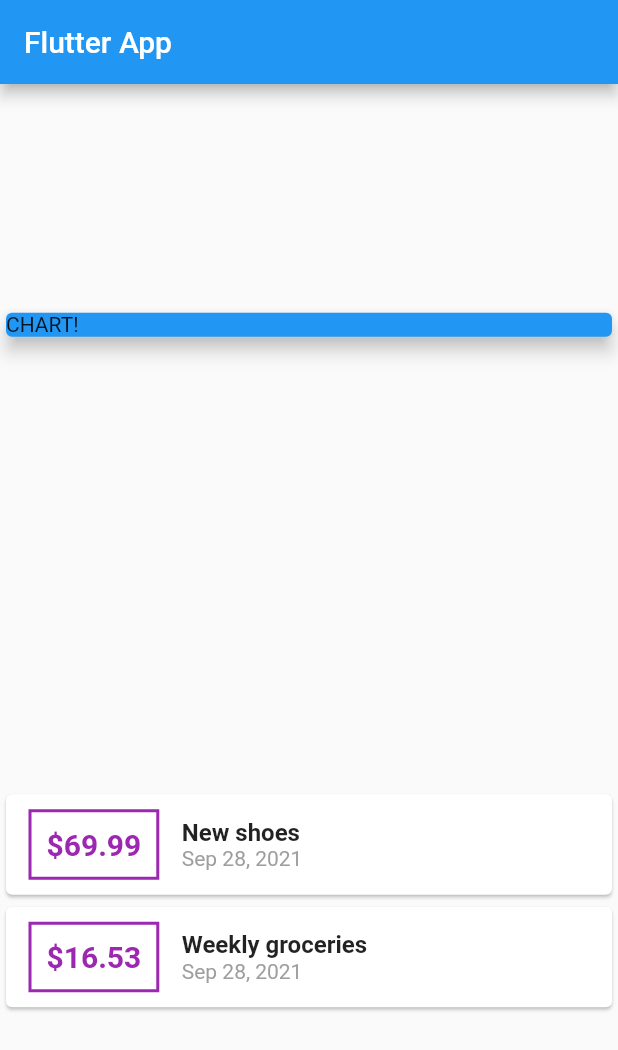
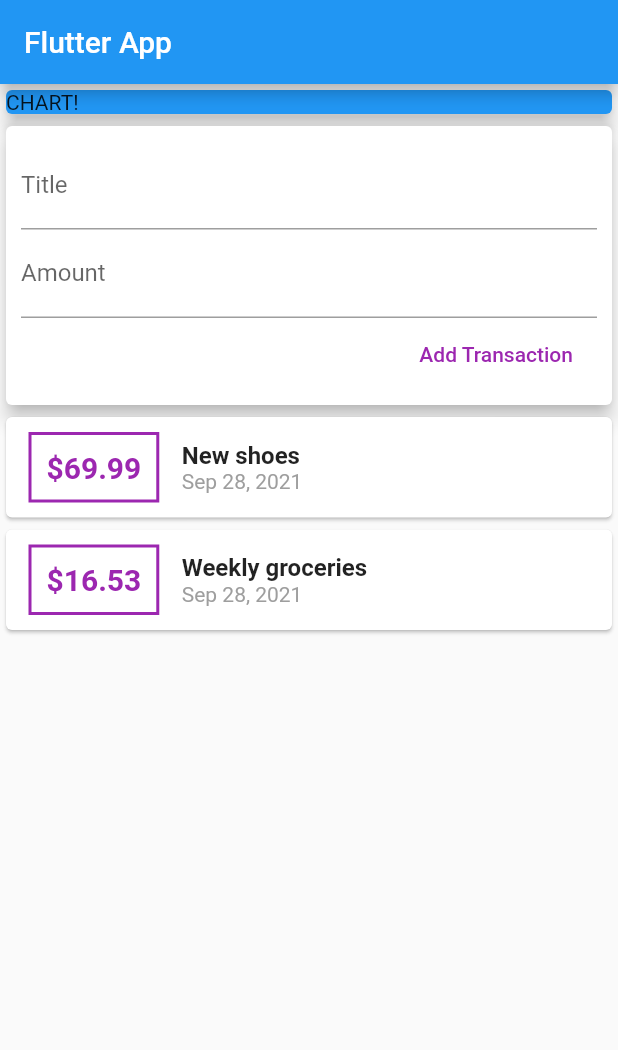
Before and after one commit to haohmaru3000/personal_expense, a Flutter app: the screen it shows after launch, on a phone screen of 412 x 824 dp. Shown: the top 1050 px of the screen. Run offline on Flutter 3.47's test engine with Material 2 defaults, Android fonts, the phone set to English and light mode, and no system bars.

Commit message:
Add text inputs

```diff
--- a/lib/main.dart
+++ b/lib/main.dart
@@ -37,7 +37,7 @@
         title: Text('Flutter App'),
       ),
       body: Column(
-        mainAxisAlignment: MainAxisAlignment.spaceAround,
+        // mainAxisAlignment: MainAxisAlignment.spaceAround,
         crossAxisAlignment: CrossAxisAlignment.stretch,
         children: <Widget>[
           Container(
@@ -46,6 +46,30 @@
               color: Colors.blue,
               child: Text('CHART!'),
               elevation: 5,
+            ),
+          ),
+          Card(
+            elevation: 5,
+            child: Container(
+              padding: EdgeInsets.all(10),
+              child: Column(
+                crossAxisAlignment: CrossAxisAlignment.end,
+                children: <Widget>[
+                  TextField(
+                    decoration: InputDecoration(labelText: 'Title'),
+                  ),
+                  TextField(
+                    decoration: InputDecoration(labelText: 'Amount'),
+                  ),
+                  FlatButton(
+                    child: Text('Add Transaction'),
+                    textColor: Colors.purple,
+                    onPressed: () {
+
+                    },
+                  )
+                ],
+              ),
             ),
           ),
           Column(
```
